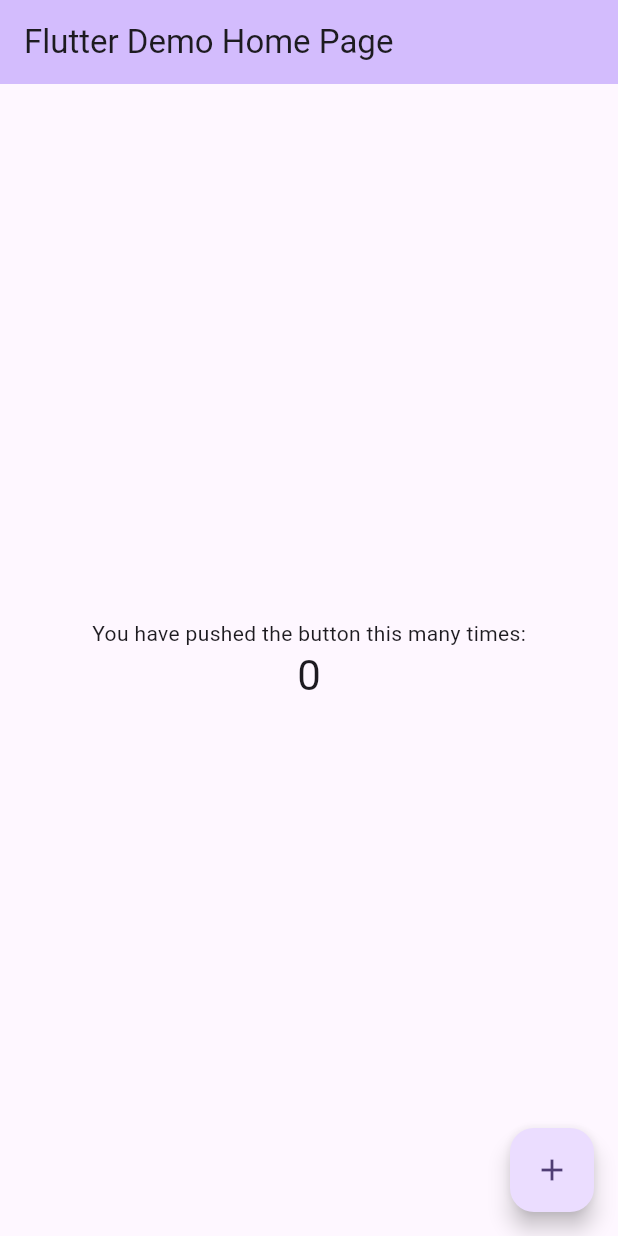
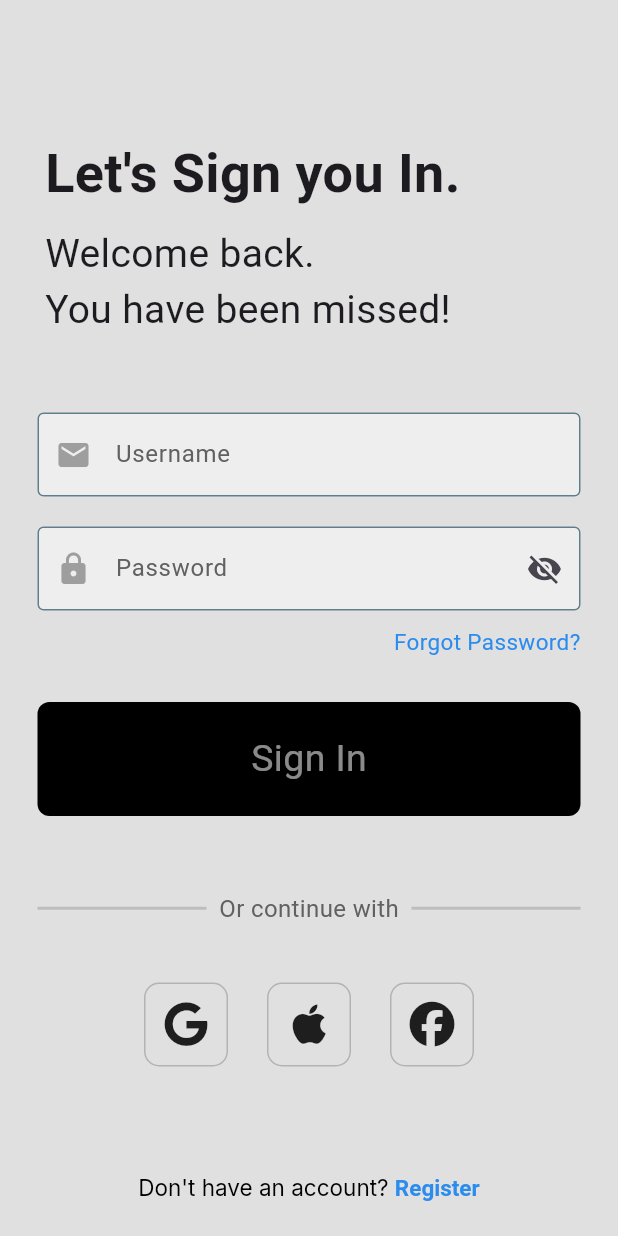
Before and after one commit to GEEK-213/LumenAI, a Flutter app: the screen it shows after launch, on a phone screen of 412 x 824 dp. Run offline on Flutter 3.47's test engine with Material 3 defaults, Android fonts, the phone set to English and light mode, and no system bars; our stand-ins replace font_awesome_flutter, google_fonts.

Commit message:
login screen structure done

```diff
--- /dev/null
+++ b/LumenAi/app/lib/components/my_button.dart
@@ -0,0 +1,29 @@
+import "package:flutter/material.dart";
+
+class MyButton extends StatelessWidget {
+
+  final Function()? onTap;
+
+  const MyButton({super.key, required this.onTap});
+
+  @override
+  Widget build(BuildContext context) {
+    return GestureDetector(
+      onTap: onTap,
+      child: Container(
+        padding: const EdgeInsets.all(20),
+        margin: const EdgeInsets.symmetric(horizontal: 25),
+        decoration: BoxDecoration(
+          color: Colors.black,
+          borderRadius: BorderRadius.circular(8),
+        ),
+        child: const Center(
+          child: Text(
+            'Sign In',
+            style: TextStyle(color: Colors.white54, fontSize: 25),
+            ),
+          ),
+      ),
+    );
+  }
+}
--- /dev/null
+++ b/LumenAi/app/lib/components/my_textfield.dart
@@ -0,0 +1,47 @@
+import 'package:flutter/material.dart';
+
+class MyTextfield extends StatelessWidget {
+  final TextEditingController controller;
+  final String hintText;
+  final bool obscureText;
+  final IconData? prefixIcon;
+  final Widget? suffixIcon;
+
+  const MyTextfield({
+    super.key,
+    required this.controller,
+    required this.hintText,
+    required this.obscureText,
+    this.prefixIcon,
+    this.suffixIcon
+  });
+
+  @override
+  Widget build(BuildContext context) {
+    return Padding(
+      padding: EdgeInsets.symmetric(horizontal: 25),
+      child: TextField(
+        controller: controller,
+        obscureText: obscureText,
+        decoration: InputDecoration(
+          prefixIcon: prefixIcon != null
+          ? Icon(prefixIcon, color: Colors.grey)
+          : null,
+
+          suffixIcon: suffixIcon,
+
+          enabledBorder: OutlineInputBorder(
+            borderSide: BorderSide(color: Colors.blueGrey),
+          ),
+          focusedBorder: OutlineInputBorder(
+            borderSide: BorderSide(color: Colors.black),
+          ),
+          fillColor: Colors.grey.shade200,
+          filled: true,
+          hintText: hintText,
+          hintStyle: TextStyle(color: Colors.grey[700]),
+        ),
+      ),
+    );
+  }
+}
--- a/LumenAi/app/lib/main.dart
+++ b/LumenAi/app/lib/main.dart
@@ -1,4 +1,6 @@
 import 'package:flutter/material.dart';
+import 'pages/login.dart';
+
 
 void main() {
   runApp(const MyApp());
@@ -7,116 +9,11 @@ void main() {
 class MyApp extends StatelessWidget {
   const MyApp({super.key});
 
-  // This widget is the root of your application.
   @override
   Widget build(BuildContext context) {
     return MaterialApp(
-      title: 'Flutter Demo',
-      theme: ThemeData(
-        // This is the theme of your application.
-        //
-        // TRY THIS: Try running your application with "flutter run". You'll see
-        // the application has a purple toolbar. Then, without quitting the app,
-        // try changing the seedColor in the colorScheme below to Colors.green
-        // and then invoke "hot reload" (save your changes or press the "hot
-        // reload" button in a Flutter-supported IDE, or press "r" if you used
-        // the command line to start the app).
-        //
-        // Notice that the counter didn't reset back to zero; the application
-        // state is not lost during the reload. To reset the state, use hot
-        // restart instead.
-        //
-        // This works for code too, not just values: Most code changes can be
-        // tested with just a hot reload.
-        colorScheme: .fromSeed(seedColor: Colors.deepPurple),
-      ),
-      home: const MyHomePage(title: 'Flutter Demo Home Page'),
+      debugShowCheckedModeBanner: false,
+      home: const LoginPage(),
     );
   }
 }
-
-class MyHomePage extends StatefulWidget {
-  const MyHomePage({super.key, required this.title});
-
-  // This widget is the home page of your application. It is stateful, meaning
-  // that it has a State object (defined below) that contains fields that affect
-  // how it looks.
-
-  // This class is the configuration for the state. It holds the values (in this
-  // case the title) provided by the parent (in this case the App widget) and
-  // used by the build method of the State. Fields in a Widget subclass are
-  // always marked "final".
-
-  final String title;
-
-  @override
-  State<MyHomePage> createState() => _MyHomePageState();
-}
-
-class _MyHomePageState extends State<MyHomePage> {
-  int _counter = 0;
-
-  void _incrementCounter() {
-    setState(() {
-      // This call to setState tells the Flutter framework that something has
-      // changed in this State, which causes it to rerun the build method below
-      // so that the display can reflect the updated values. If we changed
-      // _counter without calling setState(), then the build method would not be
-      // called again, and so nothing would appear to happen.
-      _counter++;
-    });
-  }
-
-  @override
-  Widget build(BuildContext context) {
-    // This method is rerun every time setState is called, for instance as done
-    // by the _incrementCounter method above.
-    //
-    // The Flutter framework has been optimized to make rerunning build methods
-    // fast, so that you can just rebuild anything that needs updating rather
-    // than having to individually change instances of widgets.
-    return Scaffold(
-      appBar: AppBar(
-        // TRY THIS: Try changing the color here to a specific color (to
-        // Colors.amber, perhaps?) and trigger a hot reload to see the AppBar
-        // change color while the other colors stay the same.
-        backgroundColor: Theme.of(context).colorScheme.inversePrimary,
-        // Here we take the value from the MyHomePage object that was created by
-        // the App.build method, and use it to set our appbar title.
-        title: Text(widget.title),
-      ),
-      body: Center(
-        // Center is a layout widget. It takes a single child and positions it
-        // in the middle of the parent.
-        child: Column(
-          // Column is also a layout widget. It takes a list of children and
-          // arranges them vertically. By default, it sizes itself to fit its
-          // children horizontally, and tries to be as tall as its parent.
-          //
-          // Column has various properties to control how it sizes itself and
-          // how it positions its children. Here we use mainAxisAlignment to
-          // center the children vertically; the main axis here is the vertical
-          // axis because Columns are vertical (the cross axis would be
-          // horizontal).
-          //
-          // TRY THIS: Invoke "debug painting" (choose the "Toggle Debug Paint"
-          // action in the IDE, or press "p" in the console), to see the
-          // wireframe for each widget.
-          mainAxisAlignment: .center,
-          children: [
-            const Text('You have pushed the button this many times:'),
-            Text(
-              '$_counter',
-              style: Theme.of(context).textTheme.headlineMedium,
-            ),
-          ],
-        ),
-      ),
-      floatingActionButton: FloatingActionButton(
-        onPressed: _incrementCounter,
-        tooltip: 'Increment',
-        child: const Icon(Icons.add),
-      ),
-    );
-  }
-}
--- /dev/null
+++ b/LumenAi/app/lib/pages/login.dart
@@ -0,0 +1,206 @@
+import 'package:flutter/material.dart';
+import 'package:font_awesome_flutter/font_awesome_flutter.dart';
+import 'package:google_fonts/google_fonts.dart';
+import 'package:app/components/my_button.dart';
+import 'package:app/components/my_textfield.dart';
+import 'register.dart';
+
+class LoginPage extends StatefulWidget {
+  const LoginPage({super.key});
+
+  @override
+  State<LoginPage> createState() => _LoginPageState();
+}
+
+class _LoginPageState extends State<LoginPage> {
+  bool _hidePassword = true;
+
+  //text editing controller
+  final usernameController = TextEditingController();
+  final passwordController = TextEditingController();
+
+  @override
+  void dispose() {
+    usernameController.dispose();
+    passwordController.dispose();
+    super.dispose();
+  }
+
+  //sign User In method
+  void signUserIn() {}
+
+  @override
+  Widget build(BuildContext context) {
+    return Scaffold(
+      backgroundColor: Colors.grey[300],
+      body: SafeArea(
+        child: Column(
+          crossAxisAlignment: CrossAxisAlignment.start,
+          children: [
+            SizedBox(height: 60),
+
+            Container(
+              padding: EdgeInsets.all(30),
+
+              //lets sign you in
+              child: Column(
+                crossAxisAlignment: CrossAxisAlignment.start,
+
+                children: const [
+                  Text(
+                    r"Let's Sign you In.",
+                    style: TextStyle(fontSize: 36, fontWeight: FontWeight.bold),
+                  ),
+
+                  SizedBox(height: 10),
+
+                  //welcome back you have been missed
+                  Text(
+                    "Welcome back. \nYou have been missed!",
+                    style: TextStyle(fontSize: 26),
+                  ),
+                ],
+              ),
+            ),
+
+            SizedBox(height: 20),
+
+            //username text field
+            MyTextfield(
+              controller: usernameController,
+              hintText: "Username",
+              obscureText: false,
+              prefixIcon: Icons.email,
+            ),
+
+            SizedBox(height: 20),
+
+            //password textfield
+            MyTextfield(
+              controller: passwordController,
+              hintText: "Password",
+              obscureText: _hidePassword,
+              prefixIcon: Icons.lock,
+              suffixIcon: IconButton(
+                icon: Icon(
+                  _hidePassword ? Icons.visibility_off : Icons.visibility,
+                ),
+                onPressed: () {
+                  setState(() {
+                    _hidePassword = !_hidePassword;
+                  });
+                },
+              ),
+            ),
+
+            SizedBox(height: 10),
+
+            //forgot password
+            Padding(
+              padding: const EdgeInsets.symmetric(horizontal: 25.0),
+              child: Row(
+                mainAxisAlignment: MainAxisAlignment.end,
+                children: [
+                  Text(
+                    "Forgot Password?",
+                    style: TextStyle(color: Color(0xFF2B8CEE), fontSize: 15),
+                  ),
+                ],
+              ),
+            ),
+            SizedBox(height: 30),
+
+            //signin button
+            MyButton(onTap: signUserIn),
+            SizedBox(height: 50),
+
+            //continue with
+            Padding(
+              padding: const EdgeInsets.symmetric(horizontal: 25.0),
+              child: Row(
+                children: [
+                  Expanded(
+                    child: Divider(thickness: 2, color: Colors.grey[400]),
+                  ),
+
+                  Text(
+                    "  Or continue with  ",
+                    style: TextStyle(color: Colors.grey[700], fontSize: 16),
+                  ),
+
+                  Expanded(
+                    child: Divider(thickness: 2, color: Colors.grey[400]),
+                  ),
+                ],
+              ),
+            ),
+            SizedBox(height: 30),
+
+            //google,apple,facebook login
+            Row(
+              mainAxisAlignment: MainAxisAlignment.center,
+              children: [
+                socialButtons(FontAwesomeIcons.google),
+                SizedBox(width: 10),
+                socialButtons(FontAwesomeIcons.apple),
+                SizedBox(width: 10),
+                socialButtons(FontAwesomeIcons.facebook),
+              ],
+            ),
+            //dont have account, register
+            const Spacer(),
+
+            Center(
+              child: GestureDetector(
+                // onTap: () {
+                //   Navigator.push(
+                //     context,
+                //     MaterialPageRoute(
+                //       builder: (context) => const RegisterPage(),
+                //     ),
+                //   );
+                // },
+                child: RichText(
+                  text: TextSpan(
+                    text: r"Don't have an account? ",
+
+                    style: GoogleFonts.inter(color: Colors.black, fontSize: 15),
+                    children: const [
+                      TextSpan(
+                        text: "Register",
+                        style: TextStyle(
+                          color: Color(0xFF2B8CEE),
+                          fontSize: 15,
+                          fontWeight: FontWeight.bold,
+                        ),
+                      ),
+                    ],
+                  ),
+                ),
+              ),
+            ),
+            const SizedBox(height: 24),
+          ],
+        ),
+      ),
+    );
+  }
+
+  Widget socialButtons(IconData icon) {
+    return Padding(
+      padding: const EdgeInsets.all(8.0),
+      child: Container(
+        width: 56,
+        height: 56,
+        decoration: BoxDecoration(
+          borderRadius: BorderRadius.circular(10),
+          border: Border.all(
+            color: Colors.black.withValues(alpha: .2),
+            width: 1,
+          ),
+        ),
+        child: Center(child: Icon(icon, size: 30)),
+      ),
+    );
+  }
+}
```
Also changed, not shown: LumenAi/app/pubspec.yaml (+15 -9 lines), LumenAi/app/lib/pages/register.dart (added), LumenAi/app/pubspec.lock, 2 other files.
